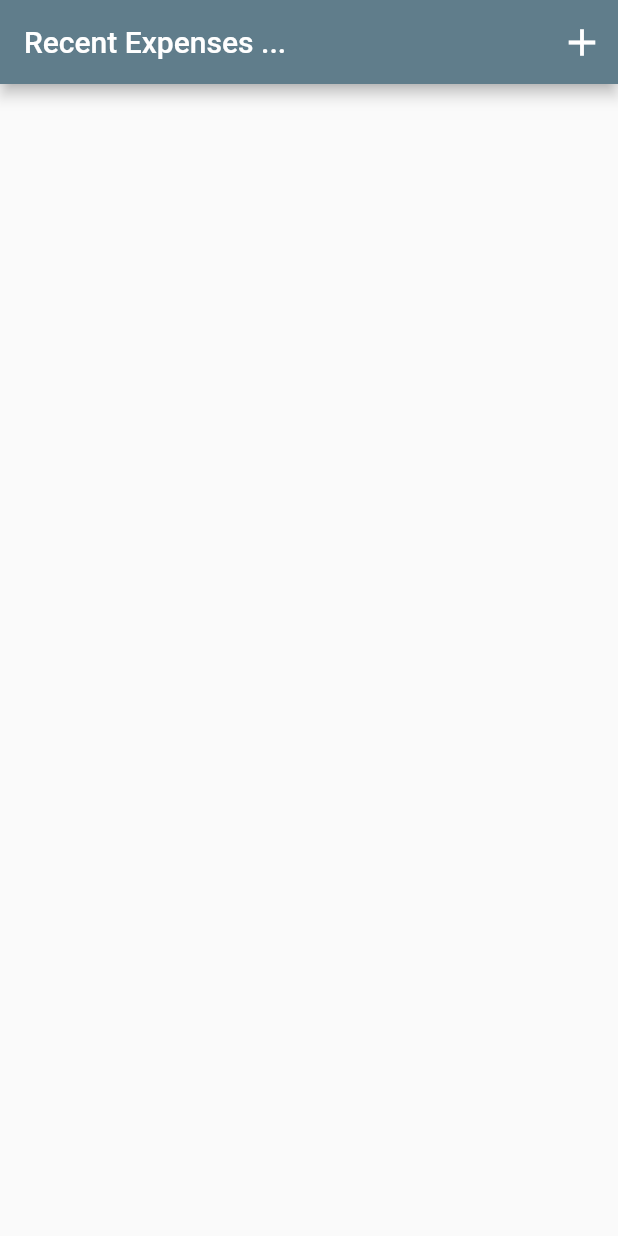
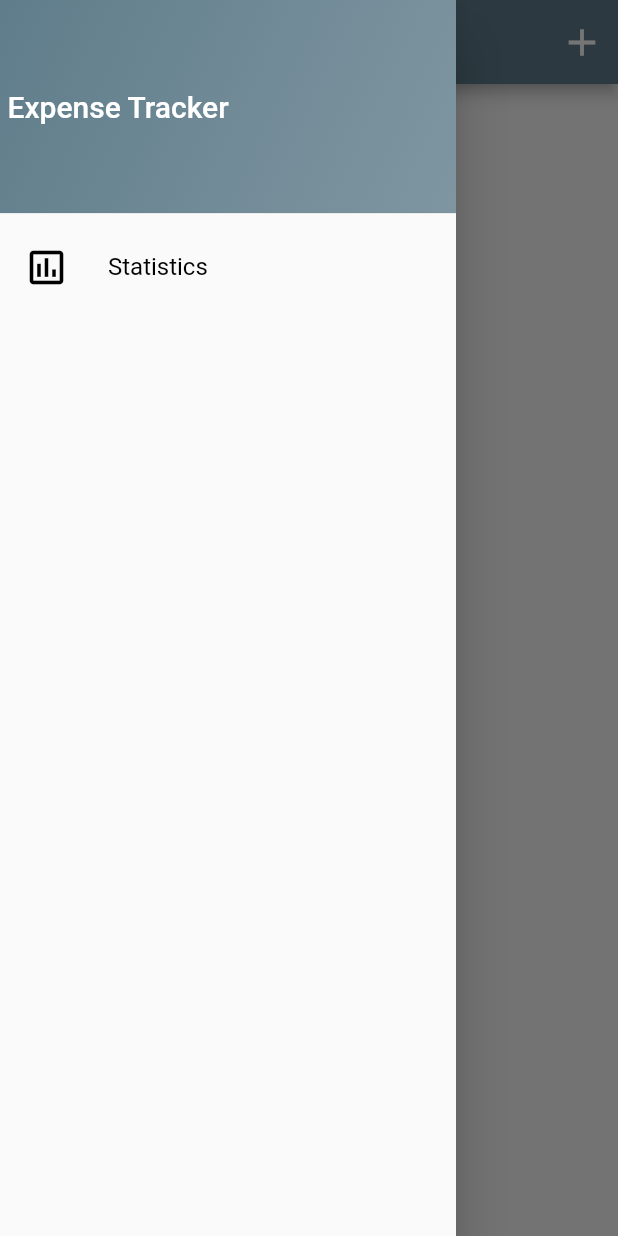
Before and after one commit to notrayo/expense-tracker-app, a Flutter app: the screen it shows after launch, with the side drawer open (before the commit the screen has no drawer), on a phone screen of 412 x 824 dp. Run offline on Flutter 3.47's test engine with Material 2 defaults, Android fonts, the phone set to English and light mode, and no system bars; our stand-ins replace cloud_firestore, firebase_core; accounts and stored records are empty.

Commit message:
added drawer and created statistics screen

```diff
--- a/lib/screens/add_expense.dart
+++ b/lib/screens/add_expense.dart
@@ -45,9 +45,9 @@ class _AddExpenseState extends State<AddExpense> {
   final List<String> categories = [
     'productivity',
     'leisure',
-    'food',
-    'commute',
-    'clothes'
+    'electronics',
+    'clothes',
+    'investment'
   ];
 
   //adding the data to a firebase collection table
--- /dev/null
+++ b/lib/screens/drawer.dart
@@ -0,0 +1,62 @@
+import 'package:flutter/material.dart';
+//import './home.dart';
+
+class DrawerWidget extends StatelessWidget {
+  const DrawerWidget({super.key, required this.onSelectScreenFromDrawer});
+
+  final void Function(String identifier) onSelectScreenFromDrawer;
+
+  @override
+  Widget build(BuildContext context) {
+    return Drawer(
+      child: Column(
+        children: [
+          SizedBox(
+            height: 150,
+            child: DrawerHeader(
+                padding: const EdgeInsets.all(5),
+                decoration: BoxDecoration(
+                    gradient: LinearGradient(colors: [
+                  Theme.of(context).colorScheme.primaryContainer,
+                  Theme.of(context)
+                      .colorScheme
+                      .primaryContainer
+                      .withOpacity(0.8)
+                ], begin: Alignment.topLeft, end: Alignment.bottomRight)),
+                child: Row(
+                  children: [
+                    Text(
+                      'Expense Tracker',
+                      style: Theme.of(context)
+                          .textTheme
+                          .titleLarge!
+                          .copyWith(color: Colors.white),
+                    )
+                  ],
+                )),
+          ),
+          ListTile(
+            leading: const Icon(
+              Icons.poll_outlined,
+              size: 30,
+              color: Colors.black,
+            ),
+            title: Text(
+              'Statistics',
+              style: Theme.of(context)
+                  .textTheme
+                  .titleMedium!
+                  .copyWith(color: Colors.black),
+            ),
+            onTap: () {
+              //control state
+
+              //close drawer
+              onSelectScreenFromDrawer('Statistics');
+            },
+          )
+        ],
+      ),
+    );
+  }
+}
```
Also changed, not shown: lib/screens/home.dart (+19 -1 lines), lib/screens/statistics.dart (added, +22 -0 lines).
